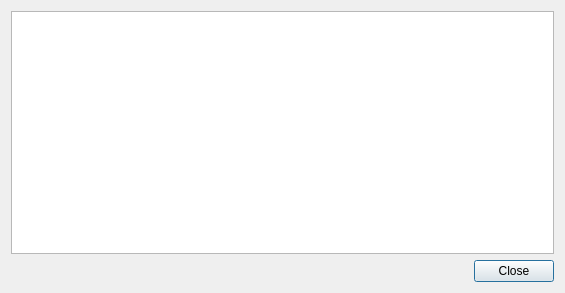
Above: liteidex/src/liteapp/pluginsdialog.ui from seanxyh/liteide before the change. Below: the same form after it.
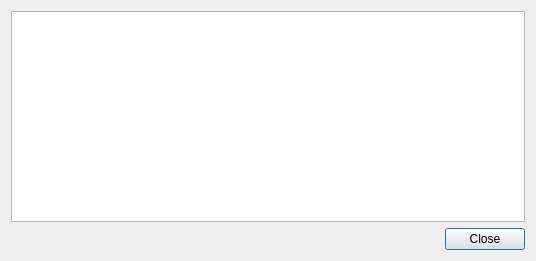
That is the form after the change.

```diff
--- a/liteidex/src/liteapp/pluginsdialog.ui
+++ b/liteidex/src/liteapp/pluginsdialog.ui
@@ -6,8 +6,8 @@
    <rect>
     <x>0</x>
     <y>0</y>
-    <width>565</width>
-    <height>293</height>
+    <width>536</width>
+    <height>261</height>
    </rect>
   </property>
   <property name="windowTitle">
```
